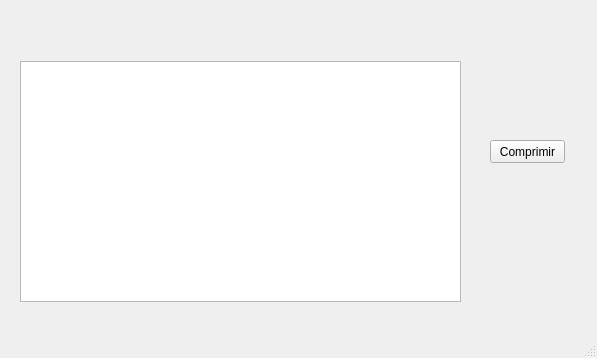
Before: the Qt Designer form Huffman/ui.ui in helivelton/huffman, drawn with Qt 5.
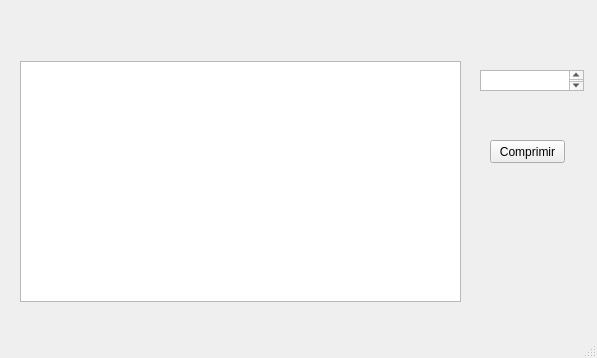
After: the same form once the commit is applied.

```diff
--- a/Huffman/ui.ui
+++ b/Huffman/ui.ui
@@ -37,6 +37,16 @@
      <string>Comprimir</string>
     </property>
    </widget>
+   <widget class="QTextEdit" name="futureFileName">
+    <property name="geometry">
+     <rect>
+      <x>480</x>
+      <y>70</y>
+      <width>104</width>
+      <height>21</height>
+     </rect>
+    </property>
+   </widget>
   </widget>
   <widget class="QMenuBar" name="menubar">
    <property name="geometry">
```
